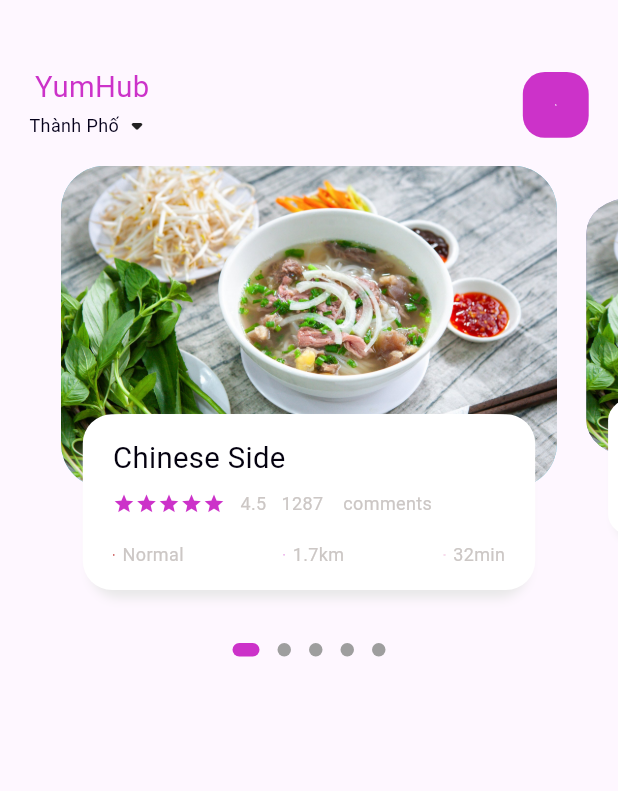
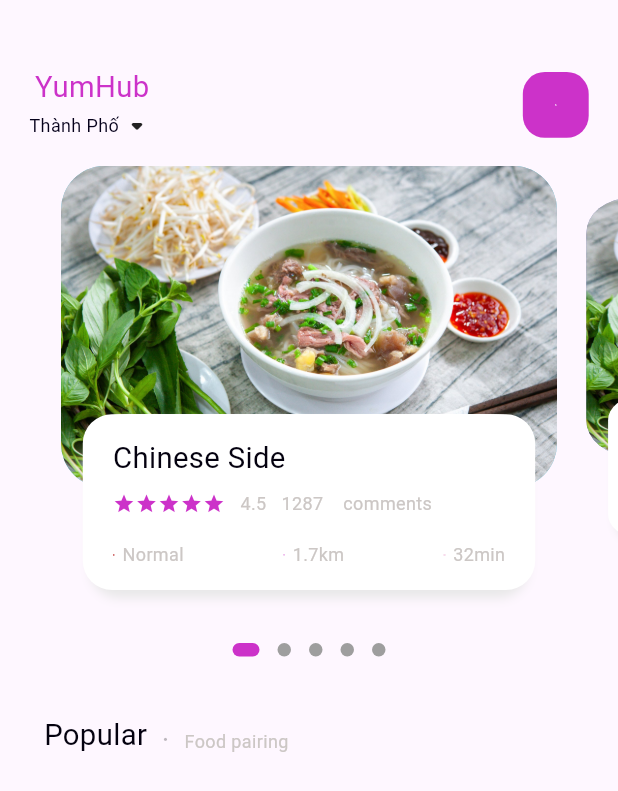
Before and after one commit to Snoww-dev/food, a Flutter app: the screen it shows after launch, on a phone screen of 412 x 824 dp. Shown: the top 791 px of the screen. Run offline on Flutter 3.47's test engine with Material 3 defaults, Android fonts, the phone set to English and light mode, and no system bars; drawn by our look-alikes of dots_indicator; our stand-ins replace get.

Commit message:
Working the Popular food

```diff
--- a/food_delivery/lib/home/food_page_body.dart
+++ b/food_delivery/lib/home/food_page_body.dart
@@ -40,6 +40,7 @@ class _FoodPageBodyState extends State<FoodPageBody>{
   Widget build(BuildContext context){
     return Column(
       children: [
+        //Slider section
         Container(
         // color: Colors.redAccent,
         height: Dimensions.pageView,
@@ -50,6 +51,7 @@ class _FoodPageBodyState extends State<FoodPageBody>{
           return _buildPageItem(position);
         }),
       ),
+      //Dots
       new DotsIndicator(
         dotsCount: 5,
         position: _currPageValue.floor(),
@@ -60,6 +62,28 @@ class _FoodPageBodyState extends State<FoodPageBody>{
           activeShape: RoundedRectangleBorder(borderRadius: BorderRadius.circular(5.0)),
         ),
       ),
+      //Popular text
+      SizedBox(height: Dimensions.height30,),
+      Container(
+        margin: EdgeInsets.only(left: Dimensions.width30),
+        child: Row(
+          crossAxisAlignment: CrossAxisAlignment.end,
+          children: [
+            BigText(text: "Popular"),
+            SizedBox(width: Dimensions.width10,),
+            Container(
+              margin: const EdgeInsets.only(bottom: 3),
+              child: BigText(text: ".",color: Colors.black26,),
+            ),
+            SizedBox(width: Dimensions.width10,),
+            Container(
+              margin: const EdgeInsets.only(bottom: 2),
+              child: SmallText(text: "Food pairing",),
+            )
+          ],
+        ),
+      )
+      //
       ],
     );
   }
@@ -110,7 +134,7 @@ class _FoodPageBodyState extends State<FoodPageBody>{
             alignment: Alignment.bottomCenter,
             child : Container(
               height : Dimensions.pageViewTextContainer,
-              margin:  EdgeInsets.only(left: Dimensions.width30, right: Dimensions.width30, bottom: Dimensions.width30),
+              margin:  EdgeInsets.only(left: Dimensions.width30, right: Dimensions.width30, bottom: Dimensions.height30),
               decoration: BoxDecoration( // Bán kính đường viền
                 borderRadius: BorderRadius.circular(Dimensions.radius20),
                 color: Colors.white,
```
